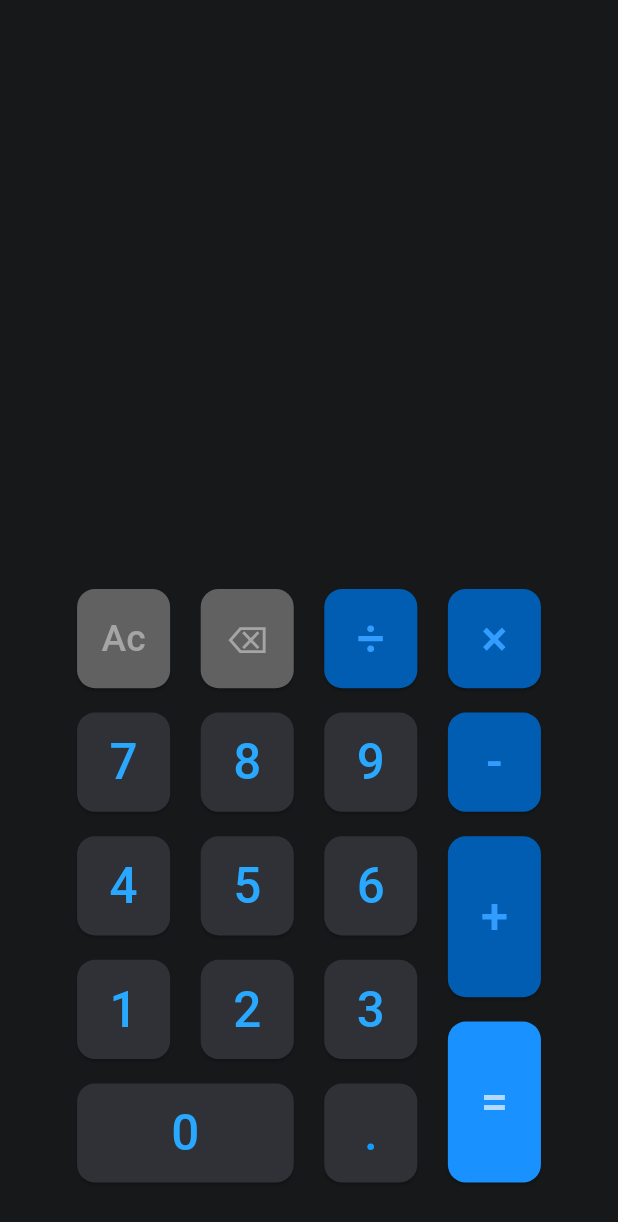
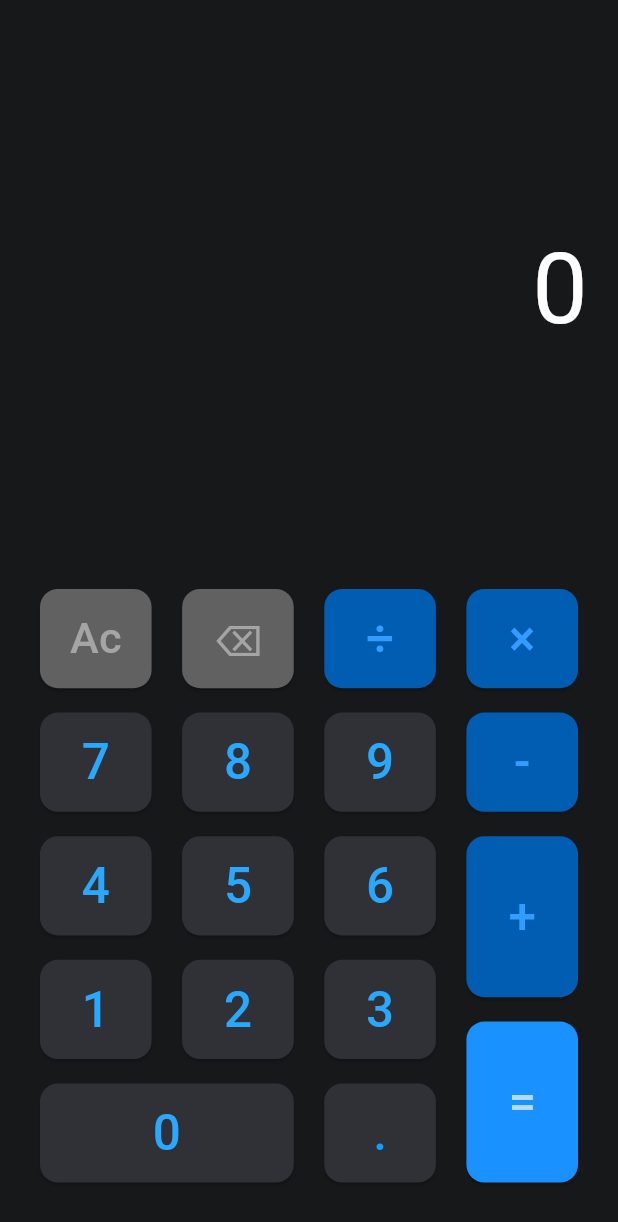
Before and after one commit to ZerefTribbiani/Calculator-App, a Flutter app: the screen it shows after launch, on a phone screen of 412 x 824 dp. Shown: the top 1222 px of the screen. Run offline on Flutter 3.47's test engine with Material 2 defaults, Android fonts, the light colour scheme and no system bars; our stand-ins replace math_expressions.

Commit message:
Update 1

```diff
--- a/lib/calculator_buttons.dart
+++ b/lib/calculator_buttons.dart
@@ -1,5 +1,242 @@
+import 'dart:math';
+
 import 'package:flutter/material.dart';
+import 'package:provider/provider.dart';
 import 'package:math_expressions/math_expressions.dart';
+
+class CalculatorManager extends ChangeNotifier {
+  late String displayText;
+  final Size size;
+
+  CalculatorManager(this.size) {
+    displayText = '0';
+  }
+
+  //String get displayText => displayText;
+
+  CalculatorDisplay calculatorDisplay({
+    double heightFactor = 0.4,
+    double widthFactor = 1,
+    Color backgroundColor = const Color(0xFF17181A),
+    Color textColor = const Color(0xFFFFFFFF),
+    double textSizeFactor = 0.08,
+  }) {
+    return CalculatorDisplay(
+      size: size,
+      heightFactor: heightFactor,
+      widthFactor: widthFactor,
+      backgroundColor: backgroundColor,
+      textColor: textColor,
+      textSizeFactor: textSizeFactor,
+      manager: this,
+    );
+  }
+
+  CalculatorButton digitButton({
+    double heightFactor = 0.1,
+    double widthFactor = 0.23,
+    Color backgroundColor = const Color(0xFF303136),
+    Color textColor = const Color(0xFF29A8FF),
+    required String digit,
+    double textSizeFactor = 0.04,
+  }) {
+    return CalculatorButton(
+      size: size,
+      heightFactor: heightFactor,
+      widthFactor: widthFactor,
+      backgroundColor: backgroundColor,
+      textColor: textColor,
+      buttonText: digit,
+      onPressed: () {
+        if (displayText == '0') {
+          displayText = '';
+        }
+        displayText += digit;
+        notifyListeners();
+      },
+    );
+  }
+
+  CalculatorButton decimalPointButton({
+    double heightFactor = 0.1,
+    double widthFactor = 0.23,
+    Color backgroundColor = const Color(0xFF303136),
+    Color textColor = const Color(0xFF109DFF),
+    double textSizeFactor = 0.04,
+  }) {
+    return CalculatorButton(
+      size: size,
+      heightFactor: heightFactor,
+      widthFactor: widthFactor,
+      backgroundColor: backgroundColor,
+      textColor: textColor,
+      buttonText: '.',
+      textSizeFactor: textSizeFactor,
+      onPressed: () {
+        if (!CalculatorButton.operators
+            .contains(displayText[displayText.length - 1])) {
+          displayText += '.';
+        }
+        notifyListeners();
+      },
+    );
+  }
+
+  CalculatorButton operatorButton({
+    double heightFactor = 0.1,
+    double widthFactor = 0.23,
+    Color backgroundColor = const Color(0xFF005DB2),
+    Color textColor = const Color(0xFF339DFF),
+    required String op,
+    double textSizeFactor = 0.04,
+  }) {
+    return CalculatorButton(
+      size: size,
+      heightFactor: heightFactor,
+      widthFactor: widthFactor,
+      backgroundColor: backgroundColor,
+      textColor: textColor,
+      buttonText: op,
+      textSizeFactor: textSizeFactor,
+      onPressed: () {
+        if (!CalculatorButton.operators
+            .contains(displayText[displayText.length - 1])) {
+          displayText += op;
+        }
+        notifyListeners();
+      },
+    );
+  }
+
+  CalculatorButton equalToButton({
+    double heightFactor = 0.15,
+    double widthFactor = 0.23,
+    Color backgroundColor = const Color(0xFF1991FF),
+    Color textColor = const Color(0xFFB2DAFF),
+    double textSizeFactor = 0.04,
+    int precision = 5,
+  }) {
+    return CalculatorButton(
+      size: size,
+      heightFactor: heightFactor,
+      widthFactor: widthFactor,
+      backgroundColor: backgroundColor,
+      textColor: textColor,
+      buttonText: '=',
+      textSizeFactor: textSizeFactor,
+      onPressed: () {
+        var expText = displayText.replaceAll('×', '*').replaceAll('÷', '/');
+        Parser p = Parser();
+        Expression exp = p.parse(expText);
+        ContextModel cm = ContextModel();
+        num result = exp.evaluate(EvaluationType.REAL, cm);
+        num precisionFactor = pow(10, precision);
+        result = (result * precisionFactor).round() / precisionFactor;
+        displayText = result == result.toInt()
+            ? result.toInt().toString()
+            : result.toString();
+        notifyListeners();
+      },
+    );
+  }
+
+  CalculatorButton clearButton({
+    double heightFactor = 0.1,
+    double widthFactor = 0.23,
+    Color backgroundColor = const Color(0xFF616161),
+    Color textColor = const Color(0xFFA5A5A5),
+    double textSizeFactor = 0.035,
+  }) {
+    return CalculatorButton(
+      size: size,
+      heightFactor: heightFactor,
+      widthFactor: widthFactor,
+      backgroundColor: backgroundColor,
+      textColor: textColor,
+      buttonText: 'Ac',
+      textSizeFactor: textSizeFactor,
+      onPressed: () {
+        displayText = '0';
+        notifyListeners();
+      },
+    );
+  }
+
+  CalculatorButton backspaceButton({
+    double heightFactor = 0.1,
+    double widthFactor = 0.23,
+    Color backgroundColor = const Color(0xFF616161),
+    Color textColor = const Color(0xFFA5A5A5),
+    double textSizeFactor = 0.035,
+  }) {
+    return CalculatorButton(
+      size: size,
+      heightFactor: heightFactor,
+      widthFactor: widthFactor,
+      backgroundColor: backgroundColor,
+      textColor: textColor,
+      buttonText: '⌫',
+      textSizeFactor: textSizeFactor,
+      onPressed: () {
+        if (displayText.isNotEmpty) {
+          displayText = displayText.substring(0, displayText.length - 1);
+        }
+        if (displayText.isEmpty) {
+          displayText = '0';
+        }
+        notifyListeners();
+      },
+    );
+  }
+}
+
+class CalculatorDisplay extends StatelessWidget {
+  final Size size;
+  final double heightFactor;
+  final double widthFactor;
+  final double padding;
+  final Color backgroundColor;
+  final Color textColor;
+  final double textSizeFactor;
+  final CalculatorManager? manager;
+
+  const CalculatorDisplay({
+    super.key,
+    required this.size,
+    this.heightFactor = 0.4,
+    this.widthFactor = 1,
+    this.padding = 20,
+    this.backgroundColor = const Color(0xFF17181A),
+    this.textColor = const Color(0xFFFFFFFF),
+    this.textSizeFactor = 0.08,
+    required this.manager,
+  });
+
+  @override
+  Widget build(BuildContext context) {
+    return ChangeNotifierProvider.value(
+      value: manager,
+      child: Builder(builder: (context) {
+        var displayText = context.watch<CalculatorManager>().displayText;
+
+        return Container(
+          height: size.height * heightFactor,
+          width: size.width * widthFactor,
+          alignment: Alignment.centerRight,
+          padding: EdgeInsets.all(padding),
+          color: backgroundColor,
+          child: Text(
+            displayText,
+            style: TextStyle(
+              color: textColor,
+              fontSize: size.height * textSizeFactor,
+            ),
+          ),
+        );
+      }),
+    );
+  }
+}
 
 class CalculatorButton extends StatelessWidget {
   static var operators = ['+', '-', '×', '÷', '.'];
@@ -9,7 +246,7 @@ class CalculatorButton extends StatelessWidget {
   final double widthFactor;
   final Color backgroundColor;
   final Color textColor;
-  final String text;
+  final String buttonText;
   final double textSizeFactor;
   final void Function() onPressed;
 
@@ -20,192 +257,10 @@ class CalculatorButton extends StatelessWidget {
     required this.widthFactor,
     this.backgroundColor = const Color(0xFF000000),
     this.textColor = const Color(0xFFFFFFFF),
-    this.text = '',
+    this.buttonText = '',
     this.textSizeFactor = 0.04,
     required this.onPressed,
   });
-
-  CalculatorButton.digit({
-    Key? key,
-    required Size size,
-    double heightFactor = 0.1,
-    double widthFactor = 0.2,
-    Color backgroundColor = const Color(0xFF303136),
-    Color textColor = const Color(0xFF29A8FF),
-    required String digit,
-    double textSizeFactor = 0.04,
-    required String Function() getDisplayText,
-    required void Function(String) updateDisplayText,
-  }) : this(
-          key: key,
-          size: size,
-          heightFactor: heightFactor,
-          widthFactor: widthFactor,
-          backgroundColor: backgroundColor,
-          textColor: textColor,
-          text: digit,
-          textSizeFactor: textSizeFactor,
-          onPressed: () {
-            var displayText = getDisplayText();
-            // TODO: Take care of 0 after decimal point
-            // var textLen = displayText.length;
-            // if (textLen != 0 &&
-            //     displayText[textLen - 1] == '0' &&
-            //     (textLen == 1 ||
-            //         CalculatorButton.operators
-            //             .contains(displayText[textLen - 2]))) {
-            //   displayText = '${displayText.substring(0, textLen - 1)}$digit';
-            // } else {
-            //   displayText += digit;
-            // }
-            displayText += digit;
-            updateDisplayText(displayText);
-          },
-        );
-
-  CalculatorButton.decimalPoint({
-    Key? key,
-    required Size size,
-    double heightFactor = 0.1,
-    double widthFactor = 0.2,
-    Color backgroundColor = const Color(0xFF303136),
-    Color textColor = const Color(0xFF109DFF),
-    double textSizeFactor = 0.04,
-    required String Function() getDisplayText,
-    required void Function(String) updateDisplayText,
-  }) : this(
-          key: key,
-          size: size,
-          heightFactor: heightFactor,
-          widthFactor: widthFactor,
-          backgroundColor: backgroundColor,
-          textColor: textColor,
-          text: '.',
-          textSizeFactor: textSizeFactor,
-          onPressed: () {
-            var displayText = getDisplayText();
-            if (!CalculatorButton.operators
-                .contains(displayText[displayText.length - 1])) {
-              displayText += '.';
-            }
-            updateDisplayText(displayText);
-          },
-        );
-
-  CalculatorButton.operator({
-    Key? key,
-    required Size size,
-    double heightFactor = 0.1,
-    double widthFactor = 0.2,
-    Color backgroundColor = const Color(0xFF005DB2),
-    Color textColor = const Color(0xFF339DFF),
-    required String op,
-    double textSizeFactor = 0.04,
-    required String Function() getDisplayText,
-    required void Function(String) updateDisplayText,
-  }) : this(
-          key: key,
-          size: size,
-          heightFactor: heightFactor,
-          widthFactor: widthFactor,
-          backgroundColor: backgroundColor,
-          textColor: textColor,
-          text: op,
-          textSizeFactor: textSizeFactor,
-          onPressed: () {
-            var displayText = getDisplayText();
-            if (!CalculatorButton.operators
-                .contains(displayText[displayText.length - 1])) {
-              displayText += op;
-            }
-            updateDisplayText(displayText);
-          },
-        );
-
-  CalculatorButton.equalTo({
-    Key? key,
-    required Size size,
-    double heightFactor = 0.15,
-    double widthFactor = 0.2,
-    Color backgroundColor = const Color(0xFF1991FF),
-    Color textColor = const Color(0xFFB2DAFF),
-    double textSizeFactor = 0.04,
-    int precision = 2,
-    required String Function() getDisplayText,
-    required void Function(String) updateDisplayText,
-  }) : this(
-          key: key,
-          size: size,
-          heightFactor: heightFactor,
-          widthFactor: widthFactor,
-          backgroundColor: backgroundColor,
-          textColor: textColor,
-          text: '=',
-          textSizeFactor: textSizeFactor,
-          onPressed: () {
-            var displayText = getDisplayText();
-            var expText = displayText.replaceAll('×', '*').replaceAll('÷', '/');
-            Parser p = Parser();
-            Expression exp = p.parse(expText);
-            ContextModel cm = ContextModel();
-            num result = exp.evaluate(EvaluationType.REAL, cm);
-            if (result == result.toInt()) {
-              result = result.toInt();
-            }
-            updateDisplayText(result.toStringAsFixed(precision));
-          },
-        );
-
-  CalculatorButton.clear({
-    Key? key,
-    required Size size,
-    double heightFactor = 0.1,
-    double widthFactor = 0.2,
-    Color backgroundColor = const Color(0xFF616161),
-    Color textColor = const Color(0xFFA5A5A5),
-    double textSizeFactor = 0.03,
-    required void Function(String) updateDisplayText,
-  }) : this(
-          key: key,
-          size: size,
-          heightFactor: heightFactor,
-          widthFactor: widthFactor,
-          backgroundColor: backgroundColor,
-          textColor: textColor,
-          text: 'Ac',
-          textSizeFactor: textSizeFactor,
-          onPressed: () {
-            updateDisplayText('');
-          },
-        );
-
-  CalculatorButton.backspace({
-    Key? key,
-    required Size size,
-    double heightFactor = 0.1,
-    double widthFactor = 0.2,
-    Color backgroundColor = const Color(0xFF616161),
-    Color textColor = const Color(0xFFA5A5A5),
-    double textSizeFactor = 0.03,
-    required String Function() getDisplayText,
-    required void Function(String) updateDisplayText,
-  }) : this(
-          key: key,
-          size: size,
-          heightFactor: heightFactor,
-          widthFactor: widthFactor,
-          backgroundColor: backgroundColor,
-          textColor: textColor,
-          text: '⌫',
-          textSizeFactor: textSizeFactor,
-          onPressed: () {
-            var displayText = getDisplayText();
-            if (displayText.isNotEmpty) {
-              displayText = displayText.substring(0, displayText.length - 1);
-            }
-            updateDisplayText(displayText);
-          },
-        );
 
   @override
   Widget build(BuildContext context) {
@@ -221,7 +276,7 @@ class CalculatorButton extends StatelessWidget {
         child: TextButton(
           onPressed: onPressed,
           child: Text(
-            text,
+            buttonText,
             style: TextStyle(
               color: textColor,
               fontSize: size.height * textSizeFactor,
--- a/lib/main.dart
+++ b/lib/main.dart
@@ -31,42 +31,19 @@ class MyHomePage extends StatefulWidget {
 }
 
 class _MyHomePageState extends State<MyHomePage> {
-  static var displayText = '';
-
-  String getDisplayText() {
-    return displayText;
-  }
-
-  void updateDisplayText(String newText) {
-    setState(() {
-      displayText = newText;
-    });
-  }
-
   @override
   Widget build(BuildContext context) {
     var size = MediaQuery.of(context).size;
+    var calcManager = CalculatorManager(size);
 
     return Scaffold(
       backgroundColor: const Color(0xFF17181A),
       body: Center(
-        child: SizedBox(
-          width: size.width * 0.82,
         child: Column(
           mainAxisAlignment: MainAxisAlignment.spaceEvenly,
           crossAxisAlignment: CrossAxisAlignment.center,
           children: <Widget>[
-              Container(
-                height: size.height * 0.4,
-                alignment: Alignment.centerRight,
-                child: Text(
-                  displayText,
-                  style: TextStyle(
-                    color: const Color(0xFFFFFFFF),
-                    fontSize: size.height * 0.08,
-                  ),
-                ),
-              ),
+            calcManager.calculatorDisplay(),
             Row(
               mainAxisAlignment: MainAxisAlignment.center,
               children: [
@@ -75,107 +52,40 @@ class _MyHomePageState extends State<MyHomePage> {
                     Row(
                       mainAxisAlignment: MainAxisAlignment.spaceEvenly,
                       children: [
-                          CalculatorButton.clear(
-                            size: size,
-                            updateDisplayText: updateDisplayText,
-                          ),
-                          CalculatorButton.backspace(
-                            size: size,
-                            getDisplayText: getDisplayText,
-                            updateDisplayText: updateDisplayText,
-                          ),
-                          CalculatorButton.operator(
-                            size: size,
-                            op: '÷',
-                            getDisplayText: getDisplayText,
-                            updateDisplayText: updateDisplayText,
-                          ),
+                        calcManager.clearButton(),
+                        calcManager.backspaceButton(),
+                        calcManager.operatorButton(op: '÷'),
                       ],
                     ),
                     Row(
                       mainAxisAlignment: MainAxisAlignment.spaceEvenly,
                       children: [
-                          CalculatorButton.digit(
-                            size: size,
-                            digit: '7',
-                            getDisplayText: getDisplayText,
-                            updateDisplayText: updateDisplayText,
-                          ),
-                          CalculatorButton.digit(
-                            size: size,
-                            digit: '8',
-                            getDisplayText: getDisplayText,
-                            updateDisplayText: updateDisplayText,
-                          ),
-                          CalculatorButton.digit(
-                            size: size,
-                            digit: '9',
-                            getDisplayText: getDisplayText,
-                            updateDisplayText: updateDisplayText,
-                          ),
+                        calcManager.digitButton(digit: '7'),
+                        calcManager.digitButton(digit: '8'),
+                        calcManager.digitButton(digit: '9'),
                       ],
                     ),
                     Row(
                       mainAxisAlignment: MainAxisAlignment.spaceEvenly,
                       children: [
-                          CalculatorButton.digit(
-                            size: size,
-                            digit: '4',
-                            getDisplayText: getDisplayText,
-                            updateDisplayText: updateDisplayText,
-                          ),
-                          CalculatorButton.digit(
-                            size: size,
-                            digit: '5',
-                            getDisplayText: getDisplayText,
-                            updateDisplayText: updateDisplayText,
-                          ),
-                          CalculatorButton.digit(
-                            size: size,
-                            digit: '6',
-                            getDisplayText: getDisplayText,
-                            updateDisplayText: updateDisplayText,
-                          ),
+                        calcManager.digitButton(digit: '4'),
+                        calcManager.digitButton(digit: '5'),
+                        calcManager.digitButton(digit: '6'),
                       ],
                     ),
                     Row(
                       mainAxisAlignment: MainAxisAlignment.spaceEvenly,
                       children: [
-                          CalculatorButton.digit(
-                            size: size,
-                            digit: '1',
-                            getDisplayText: getDisplayText,
-                            updateDisplayText: updateDisplayText,
-                          ),
-                          CalculatorButton.digit(
-                            size: size,
-                            digit: '2',
-                            getDisplayText: getDisplayText,
-                            updateDisplayText: updateDisplayText,
-                          ),
-                          CalculatorButton.digit(
-                            size: size,
-                            digit: '3',
-                            getDisplayText: getDisplayText,
-                            updateDisplayText: updateDisplayText,
-                          ),
+                        calcManager.digitButton(digit: '1'),
+                        calcManager.digitButton(digit: '2'),
+                        calcManager.digitButton(digit: '3'),
                       ],
                     ),
                     Row(
                       mainAxisAlignment: MainAxisAlignment.spaceEvenly,
                       children: [
-                          CalculatorButton.digit(
-                            size: size,
-                            widthFactor: 0.4,
-                            digit: '0',
-                            getDisplayText: getDisplayText,
-                            updateDisplayText: updateDisplayText,
-                          ),
-                          CalculatorButton.decimalPoint(
-                            size: size,
-                            getDisplayText: getDisplayText,
-                            updateDisplayText: updateDisplayText,
-                          ),
+                        calcManager.digitButton(digit: '0', widthFactor: 0.46),
+                        calcManager.decimalPointButton(),
                       ],
                     ),
                   ],
@@ -183,31 +93,10 @@ class _MyHomePageState extends State<MyHomePage> {
                 Column(
                   mainAxisAlignment: MainAxisAlignment.spaceEvenly,
                   children: [
-                      CalculatorButton.operator(
-                        size: size,
-                        op: '×',
-                        getDisplayText: getDisplayText,
-                        updateDisplayText: updateDisplayText,
-                      ),
-                      CalculatorButton.operator(
-                        size: size,
-                        op: '-',
-                        getDisplayText: getDisplayText,
-                        updateDisplayText: updateDisplayText,
-                      ),
-                      CalculatorButton.operator(
-                        size: size,
-                        heightFactor: 0.15,
-                        op: '+',
-                        getDisplayText: getDisplayText,
-                        updateDisplayText: updateDisplayText,
-                      ),
-                      CalculatorButton.equalTo(
-                        size: size,
-                        precision: 2,
-                        getDisplayText: getDisplayText,
-                        updateDisplayText: updateDisplayText,
-                      ),
+                    calcManager.operatorButton(op: '×'),
+                    calcManager.operatorButton(op: '-'),
+                    calcManager.operatorButton(op: '+', heightFactor: 0.15),
+                    calcManager.equalToButton(),
                   ],
                 ),
               ],
@@ -215,7 +104,6 @@ class _MyHomePageState extends State<MyHomePage> {
           ],
         ),
       ),
-      ),
     );
   }
 }
--- a/pubspec.yaml
+++ b/pubspec.yaml
@@ -36,6 +36,7 @@ dependencies:
   # Use with the CupertinoIcons class for iOS style icons.
   cupertino_icons: ^1.0.2
   math_expressions: ^2.4.0
+  provider: ^6.1.1
 
 dev_dependencies:
   flutter_test:
```
Also changed, not shown: pubspec.lock. Lines whose indentation alone changed are shown as unchanged.
